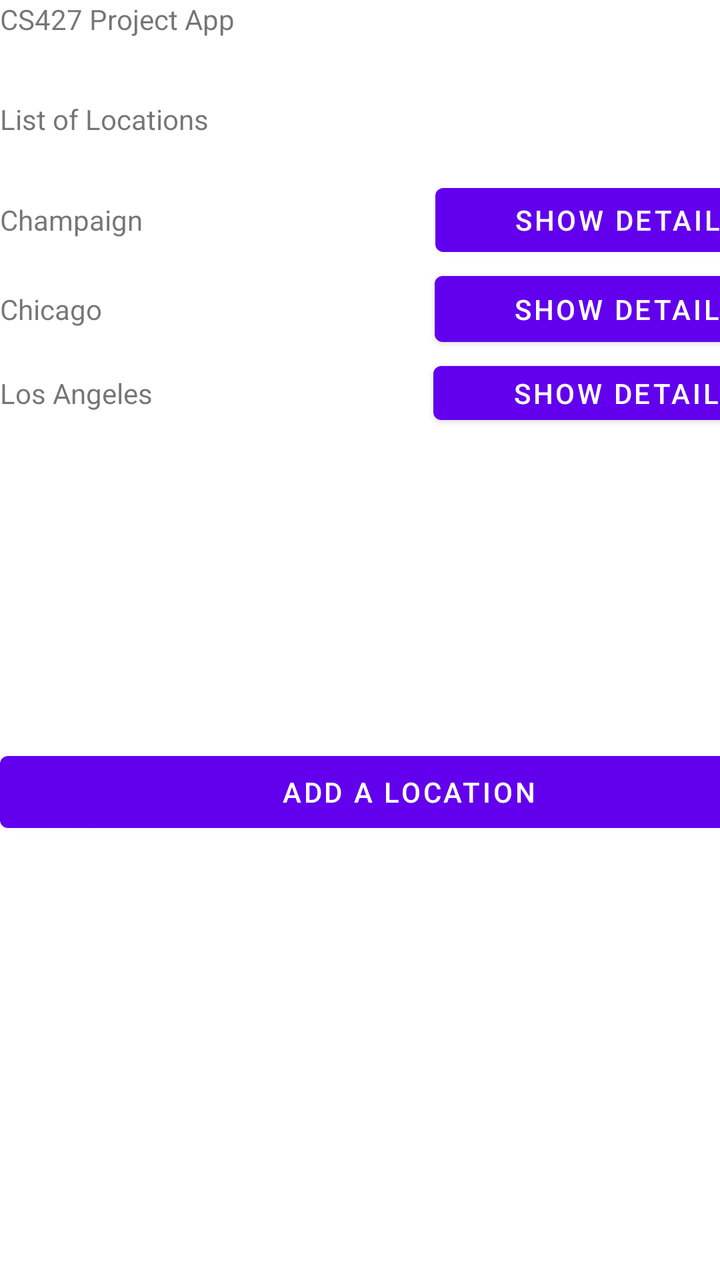
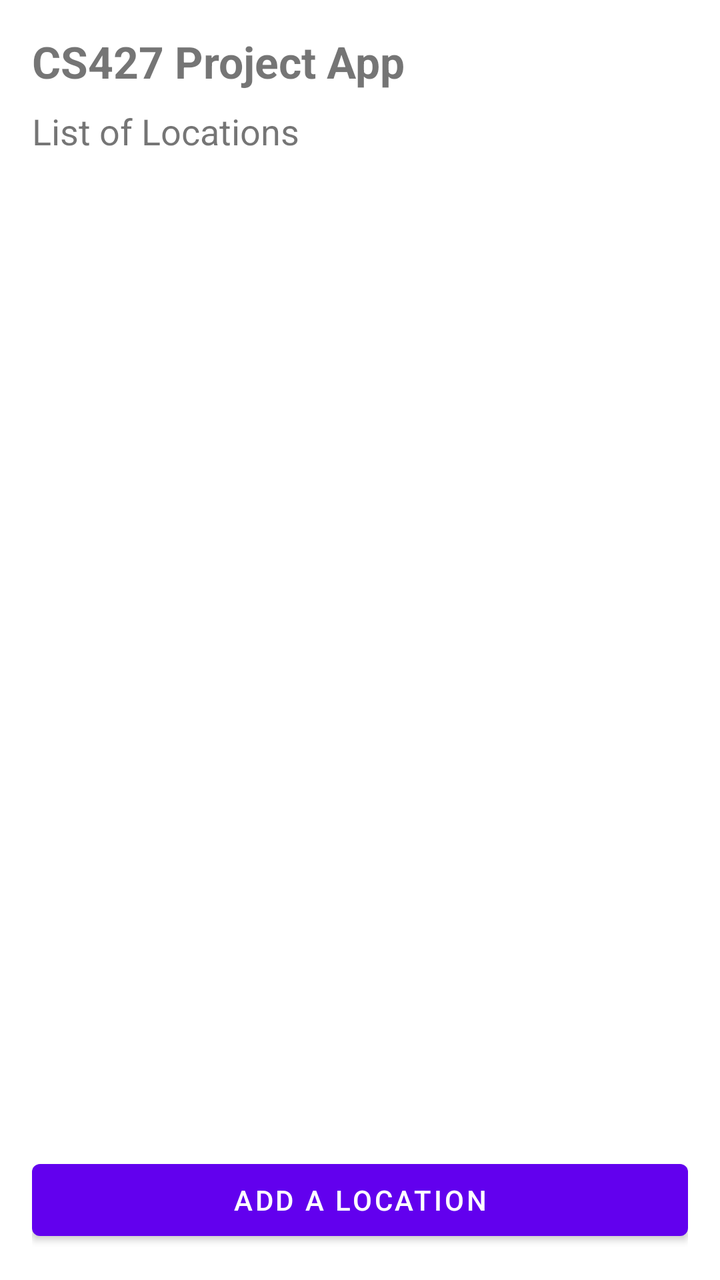

Compare the two renders of this Android layout. The source of the first and the diff that turns it into the second are given below.
<!-- AndroidManifest.xml: application theme Theme.MyFirstApp -->
<!-- res/layout/activity_main.xml -->
<?xml version="1.0" encoding="utf-8"?>
<androidx.constraintlayout.widget.ConstraintLayout xmlns:android="http://schemas.android.com/apk/res/android"
    xmlns:app="http://schemas.android.com/apk/res-auto"
    xmlns:tools="http://schemas.android.com/tools"
    android:layout_width="match_parent"
    android:layout_height="match_parent"
    tools:context=".MainActivity">

    <LinearLayout
        android:layout_width="409dp"
        android:layout_height="729dp"
        android:orientation="vertical"
        tools:layout_editor_absoluteX="1dp"
        tools:layout_editor_absoluteY="1dp">

        <TextView
            android:id="@+id/textView3"
            android:layout_width="match_parent"
            android:layout_height="50dp"
            android:text="CS427 Project App" />

        <TextView
            android:id="@+id/textView4"
            android:layout_width="match_parent"
            android:layout_height="wrap_content"
            android:text="List of Locations" />

        <TextView
            android:id="@+id/textView5"
            android:layout_width="match_parent"
            android:layout_height="wrap_content" />

        <LinearLayout
            android:layout_width="match_parent"
            android:layout_height="44dp"
            android:orientation="horizontal">

            <TextView
                android:id="@+id/textView10"
                android:layout_width="wrap_content"
                android:layout_height="wrap_content"
                android:layout_weight="1"
                android:text="Champaign" />

            <Button
                android:id="@+id/buttonChampaign"
                android:layout_width="45dp"
                android:layout_height="wrap_content"
                android:layout_weight="1"
                android:text="Show Details" />
        </LinearLayout>

        <LinearLayout
            android:layout_width="match_parent"
            android:layout_height="45dp"
            android:orientation="horizontal">

            <TextView
                android:id="@+id/textView12"
                android:layout_width="wrap_content"
                android:layout_height="wrap_content"
                android:layout_weight="1"
                android:text="Chicago" />

            <Button
                android:id="@+id/buttonChicago"
                android:layout_width="25dp"
                android:layout_height="wrap_content"
                android:layout_weight="1"
                android:text="Show Details" />
        </LinearLayout>

        <LinearLayout
            android:layout_width="match_parent"
            android:layout_height="39dp"
            android:orientation="horizontal">

            <TextView
                android:id="@+id/textView13"
                android:layout_width="wrap_content"
                android:layout_height="wrap_content"
                android:layout_weight="1"
                android:text="Los Angeles" />

            <Button
                android:id="@+id/buttonLA"
                android:layout_width="52dp"
                android:layout_height="wrap_content"
                android:layout_weight="1"
                android:text="Show Details" />
        </LinearLayout>

        <TextView
            android:id="@+id/textView14"
            android:layout_width="match_parent"
            android:layout_height="156dp" />

        <Button
            android:id="@+id/buttonAddLocation"
            android:layout_width="match_parent"
            android:layout_height="wrap_content"
            android:text="Add a location" />

    </LinearLayout>
</androidx.constraintlayout.widget.ConstraintLayout>
<!-- resources referenced by this layout -->
<resources>
  <style name="Theme.MyFirstApp" parent="Theme.MaterialComponents.DayNight.DarkActionBar">
          
          <item name="colorPrimary">@color/purple_500</item>
          <item name="colorPrimaryVariant">@color/purple_700</item>
          <item name="colorOnPrimary">@color/white</item>
          
          <item name="colorSecondary">@color/teal_200</item>
          <item name="colorSecondaryVariant">@color/teal_700</item>
          <item name="colorOnSecondary">@color/black</item>
          
          <item name="android:statusBarColor" tools:targetApi="l">?attr/colorPrimaryVariant</item>
          
      </style>
  <color name="purple_500">#FF6200EE</color>
  <color name="purple_700">#FF3700B3</color>
  <color name="white">#FFFFFFFF</color>
  <color name="teal_200">#FF03DAC5</color>
  <color name="teal_700">#FF018786</color>
  <color name="black">#FF000000</color>
</resources>

<!-- the commit's change to res/layout/activity_main.xml (unified diff, before → after) -->
@@ -7,99 +7,53 @@
     tools:context=".MainActivity">
 
     <LinearLayout
-        android:layout_width="409dp"
-        android:layout_height="729dp"
+        android:layout_width="0dp"
+        android:layout_height="0dp"
         android:orientation="vertical"
-        tools:layout_editor_absoluteX="1dp"
-        tools:layout_editor_absoluteY="1dp">
+        android:padding="16dp"
+        app:layout_constraintBottom_toBottomOf="parent"
+        app:layout_constraintEnd_toEndOf="parent"
+        app:layout_constraintStart_toStartOf="parent"
+        app:layout_constraintTop_toTopOf="parent">
 
         <TextView
             android:id="@+id/textView3"
             android:layout_width="match_parent"
-            android:layout_height="50dp"
-            android:text="CS427 Project App" />
+            android:layout_height="wrap_content"
+            android:text="CS427 Project App"
+            android:textSize="22sp"
+            android:textStyle="bold"
+            android:paddingBottom="8dp" />
 
         <TextView
             android:id="@+id/textView4"
             android:layout_width="match_parent"
             android:layout_height="wrap_content"
-            android:text="List of Locations" />
+            android:text="List of Locations"
+            android:textSize="18sp"
+            android:layout_marginBottom="8dp"/>
 
-        <TextView
-            android:id="@+id/textView5"
+        <ScrollView
             android:layout_width="match_parent"
-            android:layout_height="wrap_content" />
+            android:layout_height="0dp"
+            android:layout_weight="1"
+            android:scrollbars="vertical"
+            android:fadeScrollbars="false">
 
-        <LinearLayout
-            android:layout_width="match_parent"
-            android:layout_height="44dp"
-            android:orientation="horizontal">
+            <LinearLayout
+                android:id="@+id/cities_container"
+                android:layout_width="match_parent"
+                android:layout_height="wrap_content"
+                android:orientation="vertical" />
 
-            <TextView
-                android:id="@+id/textView10"
-                android:layout_width="wrap_content"
-                android:layout_height="wrap_content"
-                android:layout_weight="1"
-                android:text="Champaign" />
-
-            <Button
-                android:id="@+id/buttonChampaign"
-                android:layout_width="45dp"
-                android:layout_height="wrap_content"
-                android:layout_weight="1"
-                android:text="Show Details" />
-        </LinearLayout>
-
-        <LinearLayout
-            android:layout_width="match_parent"
-            android:layout_height="45dp"
-            android:orientation="horizontal">
-
-            <TextView
-                android:id="@+id/textView12"
-                android:layout_width="wrap_content"
-                android:layout_height="wrap_content"
-                android:layout_weight="1"
-                android:text="Chicago" />
-
-            <Button
-                android:id="@+id/buttonChicago"
-                android:layout_width="25dp"
-                android:layout_height="wrap_content"
-                android:layout_weight="1"
-                android:text="Show Details" />
-        </LinearLayout>
-
-        <LinearLayout
-            android:layout_width="match_parent"
-            android:layout_height="39dp"
-            android:orientation="horizontal">
-
-            <TextView
-                android:id="@+id/textView13"
-                android:layout_width="wrap_content"
-                android:layout_height="wrap_content"
-                android:layout_weight="1"
-                android:text="Los Angeles" />
-
-            <Button
-                android:id="@+id/buttonLA"
-                android:layout_width="52dp"
-                android:layout_height="wrap_content"
-                android:layout_weight="1"
-                android:text="Show Details" />
-        </LinearLayout>
-
-        <TextView
-            android:id="@+id/textView14"
-            android:layout_width="match_parent"
-            android:layout_height="156dp" />
+        </ScrollView>
 
         <Button
             android:id="@+id/buttonAddLocation"
             android:layout_width="match_parent"
             android:layout_height="wrap_content"
-            android:text="Add a location" />
+            android:text="Add a location"
+            android:layout_marginTop="16dp"/>
 
     </LinearLayout>
 </androidx.constraintlayout.widget.ConstraintLayout>
